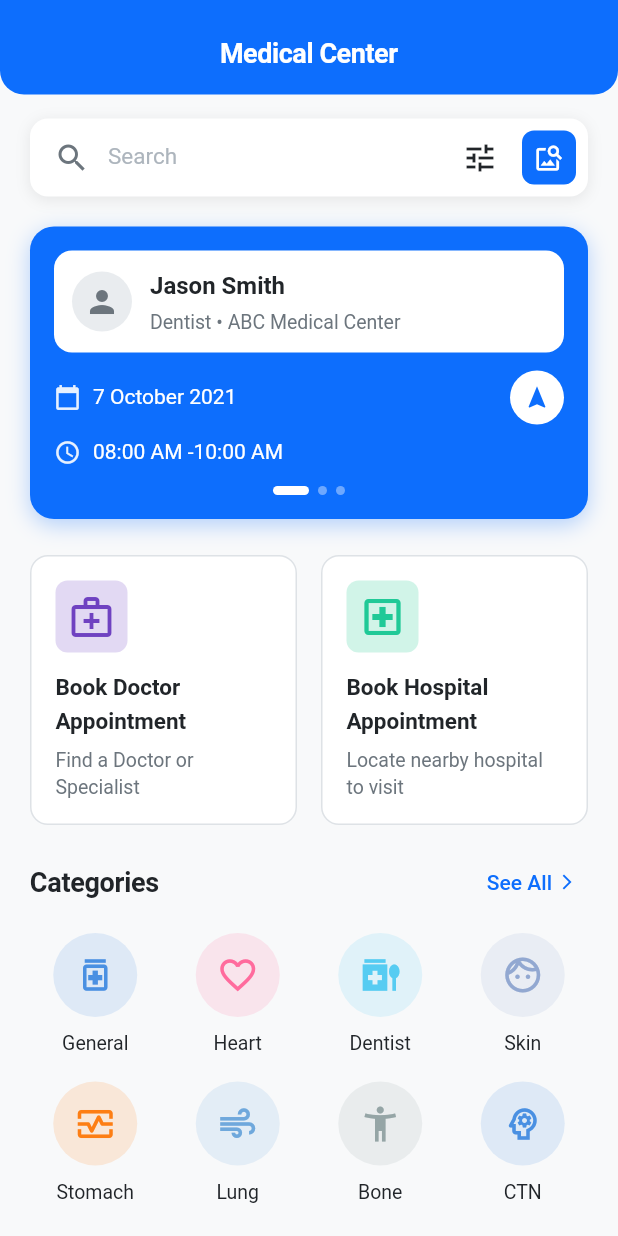
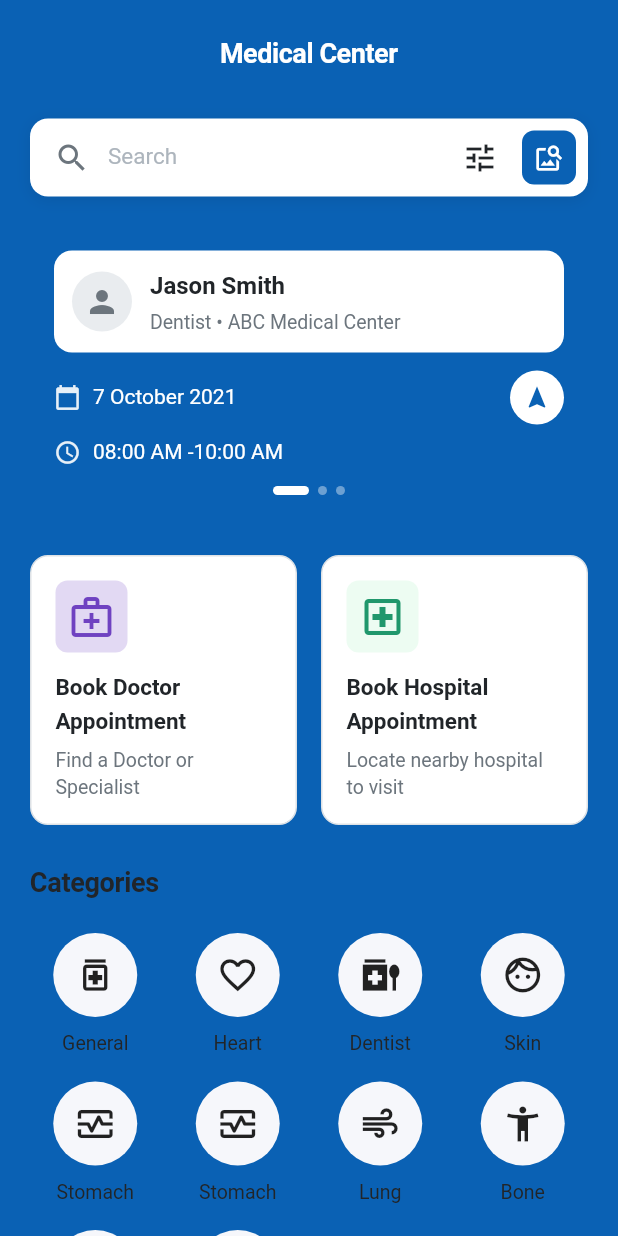
Before and after one commit to Teewhydot/paxform_project, a Flutter app: the screen it shows after launch, on a phone screen of 412 x 824 dp. Run offline on Flutter 3.47's test engine with Material 3 defaults, Android fonts, the phone set to English and light mode, and no system bars; Roboto replaces fonts that are missing (SF Pro Display).

Commit message:
Updated app colors and category icon widget.

```diff
--- a/lib/core/theme/app_colors.dart
+++ b/lib/core/theme/app_colors.dart
@@ -8,20 +8,15 @@
   // Primary Colors
   /// Primary blue used for headers, buttons, links, main cards
   /// Figma: #0D6EFD
-  static const Color primaryBlue = Color(0xFF0D6EFD);
-
-  /// Darker blue for footer and secondary elements
-  /// Figma: #0056B3
-  static const Color darkBlue = Color(0xFF0056B3);
+  static const Color primaryBlue = Color(0xFF0A61B4);
 
   /// Light blue for hover states and tints
   /// Figma: #6EA8FE
-  static const Color lightBlue = Color(0xFF6EA8FE);
+  static const Color lightBlue = Color.fromARGB(255, 90, 124, 175);
+
+  static const Color cardBlue = Color(0xFF0099FF);
 
   // Background Colors
-  /// Main app background - light gray
-  /// Figma: #F8F9FA
-  static const Color backgroundLight = Color(0xFFF8F9FA);
 
   /// Card and container backgrounds - white
   /// Figma: #FFFFFF
@@ -51,11 +46,11 @@
   // Accent Colors
   /// Success/Green - for hospital icons and positive actions
   /// Figma: #20C997
-  static const Color accentGreen = Color(0xFF20C997);
+  static const Color accentGreen = Color(0xFF20976C);
 
   /// Light mint green background
   /// Figma: #D1F4E8
-  static const Color accentGreenLight = Color(0xFFD1F4E8);
+  static const Color accentGreenLight = Color(0xFFEDFCF2);
 
   /// Warning/Orange - for stomach category
   /// Figma: #FD7E14
@@ -94,28 +89,9 @@
   /// Figma: #000000 with 0.1-0.15 opacity
   static const Color shadow = Color(0xFF000000);
 
-  // Category Specific Colors (for category icons)
-  /// General category - blue
-  static const Color categoryGeneral = Color(0xFF4A90E2);
+  ///Category Color
+  static const Color categoryColor = Color(0xFFF6F7FB);
 
-  /// Heart category - pink/red
-  static const Color categoryHeart = Color(0xFFFF6B9D);
-
-  /// Dentist category - cyan
-  static const Color categoryDentist = Color(0xFF56CCF2);
-
-  /// Skin category - light blue
-  static const Color categorySkin = Color(0xFF92A8D1);
-
-  /// Stomach category - orange
-  static const Color categoryStomach = Color(0xFFFD7E14);
-
-  /// Lung category - blue
-  static const Color categoryLung = Color(0xFF6FA8DC);
-
-  /// Bone category - gray
-  static const Color categoryBone = Color(0xFF95A5A6);
-
-  /// CTN category - blue
-  static const Color categoryCTN = Color(0xFF4A90E2);
+  ///Handle Color
+  static const Color handleColor = Color(0xFF97A4BF);
 }
--- a/lib/features/medical_center/presentation/pages/medical_center_home_page.dart
+++ b/lib/features/medical_center/presentation/pages/medical_center_home_page.dart
@@ -18,7 +18,7 @@
   @override
   Widget build(BuildContext context) {
     return Scaffold(
-      backgroundColor: AppColors.backgroundLight,
+      backgroundColor: AppColors.primaryBlue,
       body: SafeArea(
         child: Column(
           children: [
@@ -143,58 +143,42 @@
                           CategoryIconWidget(
                             icon: Icons.medication_outlined,
                             label: 'General',
-                            iconColor: AppColors.categoryGeneral,
-                            backgroundColor:
-                                AppColors.categoryGeneral.withValues(alpha: 0.15),
-                          ),
+                          ) ,
                           CategoryIconWidget(
                             icon: Icons.favorite_outline,
                             label: 'Heart',
-                            iconColor: AppColors.categoryHeart,
-                            backgroundColor:
-                                AppColors.categoryHeart.withValues(alpha: 0.15),
                           ),
                           CategoryIconWidget(
                             icon: Icons.medication_liquid_outlined,
                             label: 'Dentist',
-                            iconColor: AppColors.categoryDentist,
-                            backgroundColor:
-                                AppColors.categoryDentist.withValues(alpha: 0.15),
                           ),
                           CategoryIconWidget(
                             icon: Icons.face_outlined,
                             label: 'Skin',
-                            iconColor: AppColors.categorySkin,
-                            backgroundColor:
-                                AppColors.categorySkin.withValues(alpha: 0.15),
                           ),
                           CategoryIconWidget(
                             icon: Icons.monitor_heart_outlined,
                             label: 'Stomach',
-                            iconColor: AppColors.categoryStomach,
-                            backgroundColor:
-                                AppColors.categoryStomach.withValues(alpha: 0.15),
+                          ),
+                          CategoryIconWidget(
+                            icon: Icons.monitor_heart_outlined,
+                            label: 'Stomach',
                           ),
                           CategoryIconWidget(
                             icon: Icons.air_outlined,
                             label: 'Lung',
-                            iconColor: AppColors.categoryLung,
-                            backgroundColor:
-                                AppColors.categoryLung.withValues(alpha: 0.15),
                           ),
                           CategoryIconWidget(
                             icon: Icons.accessibility_new_outlined,
                             label: 'Bone',
-                            iconColor: AppColors.categoryBone,
-                            backgroundColor:
-                                AppColors.categoryBone.withValues(alpha: 0.15),
                           ),
                           CategoryIconWidget(
                             icon: Icons.psychology_outlined,
                             label: 'CTN',
-                            iconColor: AppColors.categoryCTN,
-                            backgroundColor:
-                                AppColors.categoryCTN.withValues(alpha: 0.15),
+                          ),
+                          CategoryIconWidget(
+                            icon: Icons.psychology_outlined,
+                            label: 'CTN',
                           ),
                         ],
                       ),
--- a/lib/features/medical_center/presentation/widgets/category_icon_widget.dart
+++ b/lib/features/medical_center/presentation/widgets/category_icon_widget.dart
@@ -8,16 +8,12 @@
 class CategoryIconWidget extends StatelessWidget {
   final IconData icon;
   final String label;
-  final Color iconColor;
-  final Color backgroundColor;
   final VoidCallback? onTap;
 
   const CategoryIconWidget({
     super.key,
     required this.icon,
     required this.label,
-    required this.iconColor,
-    required this.backgroundColor,
     this.onTap,
   });
 
@@ -38,13 +34,12 @@
               width: 56, // Figma: ~56px diameter
               height: 56, // Figma: ~56px diameter
               decoration: BoxDecoration(
-                color: backgroundColor, // Figma: Colored background
+                color: AppColors.categoryColor, // Figma: Colored background
                 shape: BoxShape.circle,
               ),
               child: Icon(
                 icon,
                 size: 28, // Figma: ~28px icon
-                color: iconColor, // Figma: Colored icon
               ),
             ),
 
--- a/lib/main.dart
+++ b/lib/main.dart
@@ -1,18 +1,7 @@
 import 'package:flutter/material.dart';
-import 'package:flutter/services.dart';
 import 'features/medical_center/presentation/pages/medical_center_home_page.dart';
 
 void main() {
-  WidgetsFlutterBinding.ensureInitialized();
-
-  // Set status bar style
-  SystemChrome.setSystemUIOverlayStyle(
-    const SystemUiOverlayStyle(
-      statusBarColor: Colors.transparent,
-      statusBarIconBrightness: Brightness.light,
-    ),
-  );
-
   runApp(const MainApp());
 }
 
@@ -24,10 +13,7 @@
     return MaterialApp(
       title: 'Medical Center',
       debugShowCheckedModeBanner: false,
-      theme: ThemeData(
-        useMaterial3: true,
-        fontFamily: 'SF Pro Display',
-      ),
+      theme: ThemeData(useMaterial3: true, fontFamily: 'Public Sans'),
       home: const MedicalCenterHomePage(),
     );
   }
```
